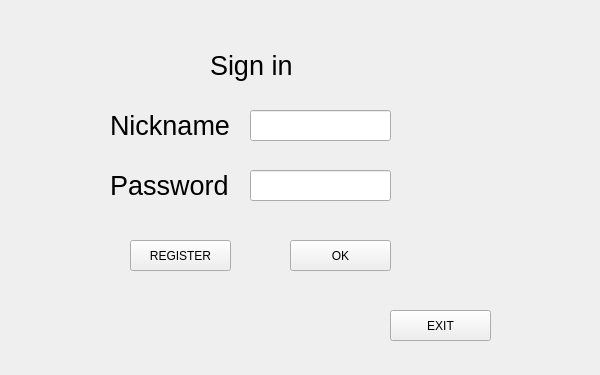
Old version of the form Classes/GUI/login.ui in the repository EKaczmarek/BomberMan.
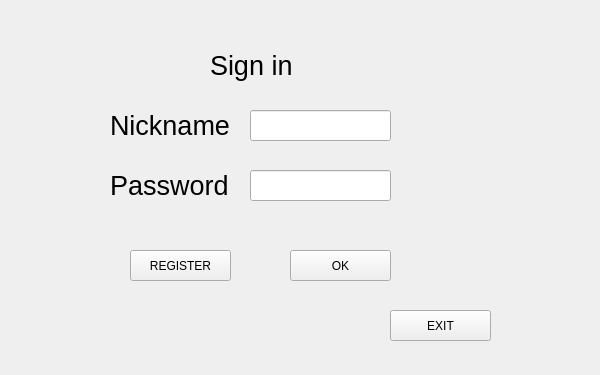
New version of the form.

What changed in the file:
```diff
--- a/Classes/GUI/login.ui
+++ b/Classes/GUI/login.ui
@@ -23,7 +23,7 @@
    <property name="geometry">
     <rect>
      <x>290</x>
-     <y>240</y>
+     <y>250</y>
      <width>101</width>
      <height>31</height>
     </rect>
@@ -93,7 +93,7 @@
    <property name="geometry">
     <rect>
      <x>130</x>
-     <y>240</y>
+     <y>250</y>
      <width>101</width>
      <height>31</height>
     </rect>
```
Left out of the diff: 13 changed lines with no effect on the pictures.
